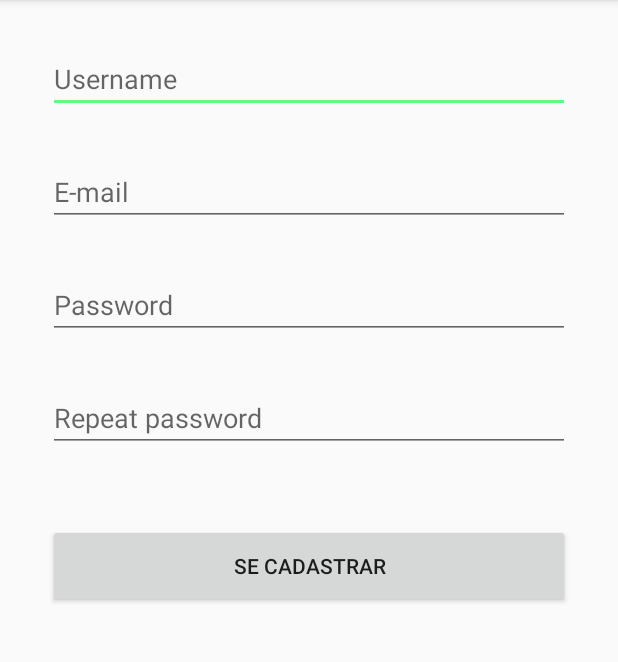
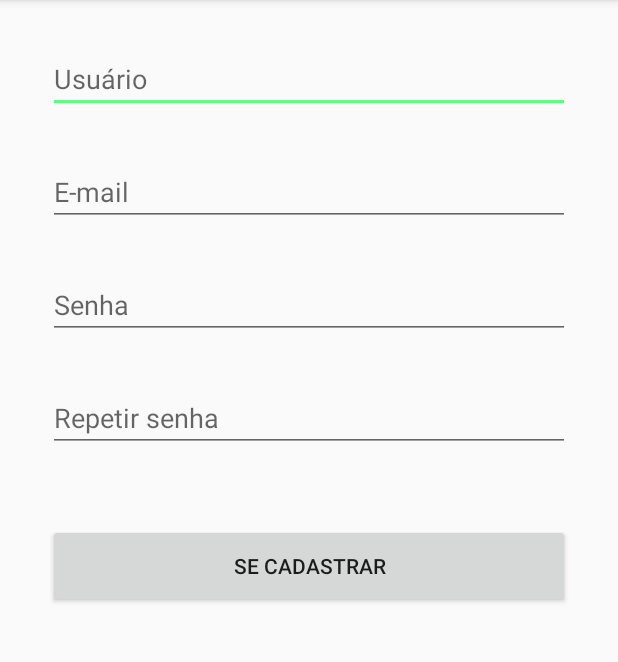
Before and after one commit to andermelo/medfast, an Android app: the RegisterActivity screen opened directly, with no data from a screen before it, on a phone screen of 412 x 824 dp, the part 84-746 px from its top. Run offline under Robolectric (Android 15) with nearby library versions, the phone set to English and light mode, and no system bars.

Commit message:
values updates

```diff
--- a/android-app/app/src/main/res/values/strings.xml
+++ b/android-app/app/src/main/res/values/strings.xml
@@ -1,29 +1,29 @@
 <resources>
   <string name="app_name">MedFest App</string>
-  <string name="password_error">Password must have  at least 6 characters</string>
-  <string name="email_error">Invalid email</string>
+  <string name="password_error">Senha deve ter no minimo 6 caracteres</string>
+  <string name="email_error">E-mail invalido</string>
   <string name="email_hint">E-mail</string>
-  <string name="password_hint">Password</string>
-  <string name="username_hint">Username</string>
+  <string name="password_hint">Senha</string>
+  <string name="username_hint">Usuário</string>
   <string name="register_button">Se Cadastrar</string>
-  <string name="repeat_password_hint">Repeat password</string>
-  <string name="username_error">Username needs to be at least 6 characters</string>
-  <string name="repeat_password_error">Passwords do not match</string>
+  <string name="repeat_password_hint">Repetir senha</string>
+  <string name="username_error">Usuário deve ter no mínimo 6 caracteres</string>
+  <string name="repeat_password_error">Senhas digitada é diferente</string>
   <string name="log_in_button">Login</string>
   <string name="all_jokes_title">All jokes</string>
   <string name="favorite_jokes_title">Favorite jokes</string>
-  <string name="my_profile_title">My profile</string>
+  <string name="my_profile_title">Perfil</string>
   <string name="log_out_button">Sair</string>
   <string name="number_of_jokes_text">Number of favorite jokes: %d</string>
-  <string name="email_text">User email: %s</string>
-  <string name="username_text">Username: %s</string>
+  <string name="email_text">E-mail: %s</string>
+  <string name="username_text">Usuário: %s</string>
   <string name="welcome_description">Aqui você pode acessar todas as receitas e buscar farmácias parceiras mais perto de você :]</string>
-  <string name="no_items_text">There seems to be no items :[</string>
+  <string name="no_items_text">Sem nenhum item :[</string>
   <string name="error_title">Oops</string>
-  <string name="error_message">Something went wrong! Please try again.</string>
+  <string name="error_message">Algo deu errado, tente novamente :[</string>
   <string name="general_positive_button">OK</string>
   <string name="joke_hint">Enter your joke</string>
   <string name="add_joke_text">Add joke</string>
   <string name="joke_error">Each joke must have at least 10 characters</string>
-  <string name="email_empty_error">Email is empty</string>
+  <string name="email_empty_error">Erro no E-mail</string>
 </resources>
```
Also changed, not shown: 857 other files.
